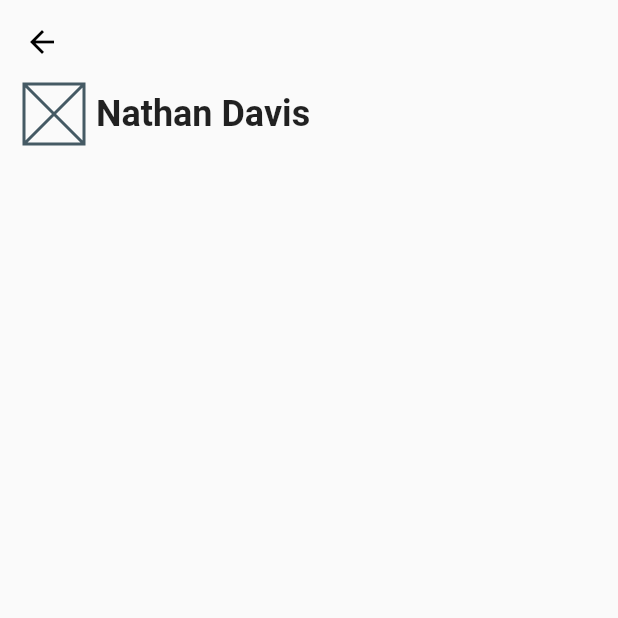
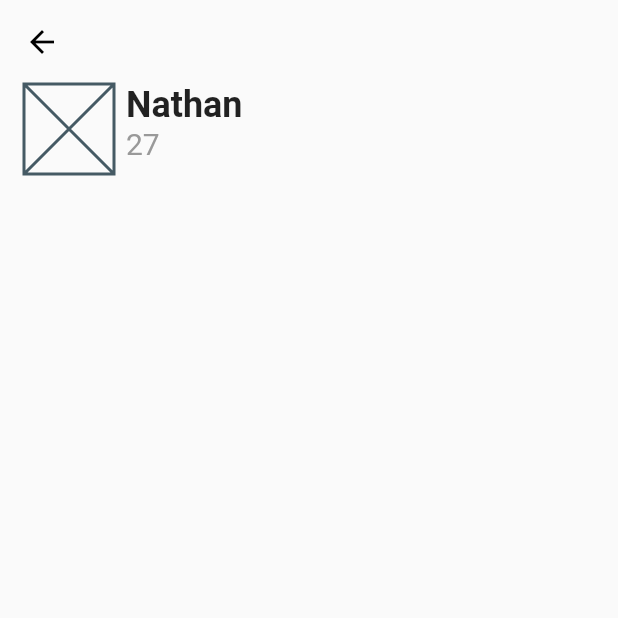
Before and after one commit to elvenstudios/Colorie-2.0, a Flutter app: the ProfileScreen screen opened directly, on a phone screen of 412 x 824 dp, the top half of it. Run offline on Flutter 3.47's test engine with Material 2 defaults, Android fonts, the phone set to English and light mode, and no system bars; our stand-ins replace hive, hive_flutter; accounts and stored records are empty; generated files the repository leaves out were written again.

Commit message:
local storage changes

```diff
--- a/lib/models/log.dart
+++ b/lib/models/log.dart
@@ -11,8 +11,17 @@ part 'log.g.dart';
 
 @HiveType(typeId: 0)
 class Log {
-  Log({@required this.entries});
+  Log({@required this.entries, @required this.date});
 
   @HiveField(0)
   List<LogEntry> entries;
+
+  // date of the log
+  @HiveField(1)
+  DateTime date;
+
+  // total calories consumed
+  int totalCaloriesConsumed() {
+    return 20; // TODO: calculate
+  }
 }
--- /dev/null
+++ b/lib/providers/member_provider.dart
@@ -0,0 +1,23 @@
+import 'package:flutter/widgets.dart';
+
+///
+/// Used to keep track of member settings
+///
+class MemberProvider with ChangeNotifier {
+  String name = 'Nathan';
+  int age = 27;
+  double weight = 190;
+  double heightInches = 68;
+  int calorieGoal = 1600;
+
+  // targets
+  // red, green, yellow, orange percentages
+  // calorie goal
+  // weight goal
+
+  /*------------------------------------PRO FEATURES----------------------*/
+  // isProMember
+  // ads disabled/enabled
+  // notifications enabled/disabled
+
+}
--- a/lib/screens/profile_screen.dart
+++ b/lib/screens/profile_screen.dart
@@ -1,13 +1,17 @@
+import 'package:colorie/providers/member_provider.dart';
 import 'package:colorie/theme/brand_colors.dart';
+import 'package:flutter/cupertino.dart';
 import 'package:flutter/material.dart';
 import 'package:flutter/widgets.dart';
+import 'package:provider/provider.dart';
 
 class ProfileScreen extends StatelessWidget {
   @override
   Widget build(BuildContext context) {
     return Scaffold(
       body: SafeArea(
-        child: Column(
+        child: Consumer<MemberProvider>(builder: (BuildContext context, MemberProvider memberProvider, _) {
+          return Column(
             children: <Widget>[
               Padding(
                 padding: const EdgeInsets.all(16.0),
@@ -26,28 +30,39 @@ class ProfileScreen extends StatelessWidget {
               Padding(
                 padding: const EdgeInsets.symmetric(horizontal: 16.0),
                 child: Row(
-                children: const <Widget>[
-                  Material(
+                  crossAxisAlignment: CrossAxisAlignment.start,
+                  children: <Widget>[
+                    const Material(
                       child: Hero(
                         tag: 'profile',
                         child: Placeholder(
-                        fallbackHeight: 40,
-                        fallbackWidth: 40,
+                          fallbackHeight: 60,
+                          fallbackWidth: 60,
                         ),
                       ),
                     ),
                     Padding(
-                    padding: EdgeInsets.only(left: 8.0),
-                    child: Text(
-                      'Nathan Davis',
+                      padding: const EdgeInsets.only(left: 8.0),
+                      child: Column(
+                        crossAxisAlignment: CrossAxisAlignment.start,
+                        children: <Widget>[
+                          Text(
+                            memberProvider.name,
                             style: TextStyle(fontSize: 24, fontWeight: FontWeight.bold),
+                          ),
+                          Text(
+                            '${memberProvider.age}',
+                            style: TextStyle(fontSize: 20, color: grey_2),
+                          ),
+                        ],
                       ),
                     )
                   ],
                 ),
               ),
             ],
-        ),
+          );
+        }),
       ),
     );
   }
--- a/pubspec.yaml
+++ b/pubspec.yaml
@@ -23,6 +23,7 @@ dependencies:
   hive: ^1.4.1+1
   hive_flutter: ^0.3.0+2
   provider: ^4.0.5
+  intl: ^0.16.1
 
   # The following adds the Cupertino Icons font to your application.
   # Use with the CupertinoIcons class for iOS style icons.
```
Also changed, not shown: lib/main.dart (+4 -4 lines), lib/providers/log_provider.dart (+39 -49 lines), lib/screens/day_details_screen.dart (+10 -5 lines), lib/screens/home_screen.dart (+51 -17 lines), lib/widgets/calorie_card.dart (+21 -7 lines), lib/models/log.g.dart, lib/models/log_entry.g.dart, nine_patch_rex.9.png (added), pubspec.lock. Lines whose indentation alone changed are shown as unchanged.
